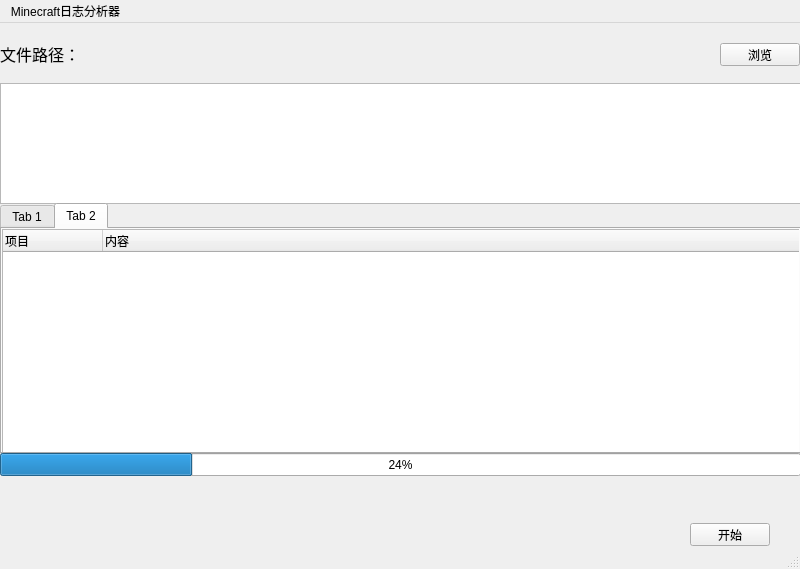
Above: mainwindow.ui from hotaru26710/MCLogAnalyzer before the change. Below: the same form after it.
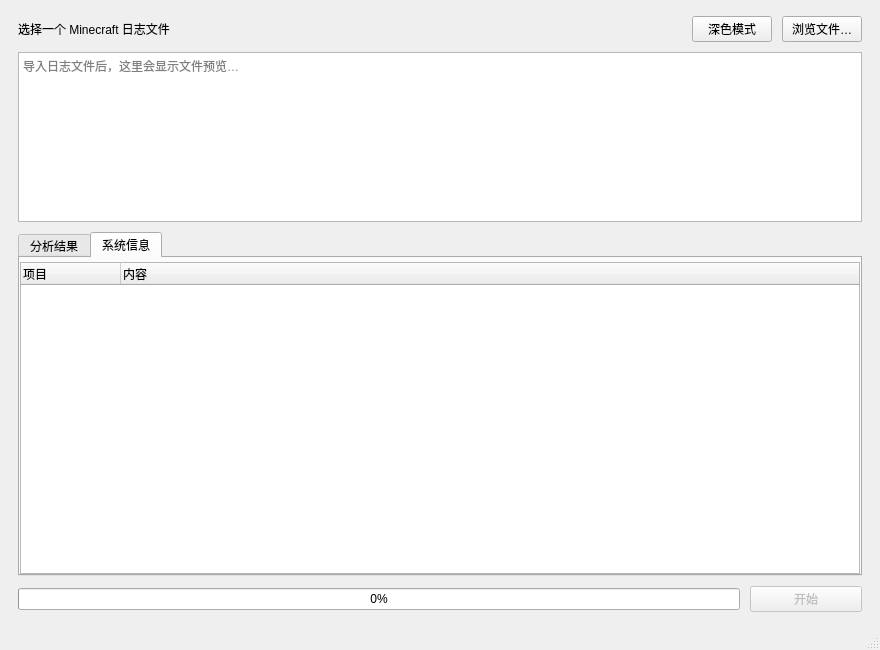
That is the form after the change.

Diff of the .ui file:
```diff
--- a/mainwindow.ui
+++ b/mainwindow.ui
@@ -6,109 +6,120 @@
    <rect>
     <x>0</x>
     <y>0</y>
-    <width>800</width>
-    <height>569</height>
+    <width>880</width>
+    <height>650</height>
    </rect>
   </property>
   <property name="windowTitle">
-   <string>MainWindow</string>
+   <string>Minecraft 日志分析器</string>
   </property>
   <widget class="QWidget" name="centralwidget">
-   <widget class="QPushButton" name="openBtn">
-    <property name="geometry">
-     <rect>
-      <x>720</x>
-      <y>20</y>
-      <width>80</width>
-      <height>23</height>
-     </rect>
+   <layout class="QVBoxLayout" name="rootLayout">
+    <property name="spacing">
+     <number>10</number>
     </property>
-    <property name="text">
-     <string>浏览</string>
+    <property name="leftMargin">
+     <number>18</number>
     </property>
-   </widget>
+    <property name="topMargin">
+     <number>16</number>
+    </property>
+    <property name="rightMargin">
+     <number>18</number>
+    </property>
+    <property name="bottomMargin">
+     <number>16</number>
+    </property>
+    <item>
+     <layout class="QHBoxLayout" name="fileRow">
+      <item>
    <widget class="QLabel" name="fileLabel">
-    <property name="geometry">
-     <rect>
-      <x>0</x>
-      <y>0</y>
-      <width>721</width>
-      <height>61</height>
-     </rect>
-    </property>
-    <property name="font">
-     <font>
-      <pointsize>12</pointsize>
-     </font>
-    </property>
+        <property name="text">
+         <string>选择一个 Minecraft 日志文件</string>
+        </property>
+       </widget>
+      </item>
+      <item>
+       <spacer name="fileSpacer">
+        <property name="orientation">
+         <enum>Qt::Orientation::Horizontal</enum>
+        </property>
+        <property name="sizeHint" stdset="0">
+         <size>
+          <width>40</width>
+          <height>20</height>
+         </size>
+        </property>
+       </spacer>
+      </item>
+      <item>
+       <widget class="QPushButton" name="themeToggle">
     <property name="text">
-     <string>文件路径：</string>
-    </property>
-   </widget>
+         <string>深色模式</string>
+        </property>
+       </widget>
+      </item>
+      <item>
+       <widget class="QPushButton" name="openBtn">
+        <property name="text">
+         <string>浏览文件…</string>
+        </property>
+       </widget>
+      </item>
+     </layout>
+    </item>
+    <item>
    <widget class="QTextEdit" name="logPreview">
-    <property name="geometry">
-     <rect>
-      <x>0</x>
-      <y>60</y>
-      <width>801</width>
-      <height>121</height>
-     </rect>
+      <property name="minimumSize">
+       <size>
+        <width>0</width>
+        <height>120</height>
+       </size>
+      </property>
+      <property name="maximumSize">
+       <size>
+        <width>16777215</width>
+        <height>170</height>
+       </size>
+      </property>
+      <property name="verticalScrollBarPolicy">
+       <enum>Qt::ScrollBarPolicy::ScrollBarAsNeeded</enum>
+      </property>
+      <property name="horizontalScrollBarPolicy">
+       <enum>Qt::ScrollBarPolicy::ScrollBarAsNeeded</enum>
     </property>
     <property name="readOnly">
      <bool>true</bool>
     </property>
-   </widget>
-   <widget class="QPushButton" name="analyzeBtn">
-    <property name="geometry">
-     <rect>
-      <x>690</x>
-      <y>500</y>
-      <width>80</width>
-      <height>23</height>
-     </rect>
-    </property>
-    <property name="text">
-     <string>开始</string>
-    </property>
-   </widget>
-   <widget class="QProgressBar" name="progressBar">
-    <property name="geometry">
-     <rect>
-      <x>0</x>
-      <y>430</y>
-      <width>801</width>
-      <height>23</height>
-     </rect>
-    </property>
-    <property name="value">
-     <number>24</number>
-    </property>
-   </widget>
+      <property name="placeholderText">
+       <string>导入日志文件后，这里会显示文件预览…</string>
+      </property>
+     </widget>
+    </item>
+    <item>
    <widget class="QTabWidget" name="tabWidget">
-    <property name="geometry">
-     <rect>
-      <x>0</x>
-      <y>180</y>
-      <width>801</width>
-      <height>251</height>
-     </rect>
-    </property>
     <property name="currentIndex">
      <number>1</number>
     </property>
     <widget class="QWidget" name="solution">
      <attribute name="title">
-      <string>Tab 1</string>
-     </attribute>
+        <string>分析结果</string>
+       </attribute>
+       <layout class="QVBoxLayout" name="solutionLayout">
+        <property name="leftMargin">
+         <number>0</number>
+        </property>
+        <property name="topMargin">
+         <number>4</number>
+        </property>
+        <property name="rightMargin">
+         <number>0</number>
+        </property>
+        <property name="bottomMargin">
+         <number>0</number>
+        </property>
+        <item>
      <widget class="QTreeWidget" name="resultTree">
-      <property name="geometry">
-       <rect>
-        <x>0</x>
-        <y>0</y>
-        <width>841</width>
-        <height>221</height>
-       </rect>
-      </property>
       <column>
        <property name="text">
         <string>项目</string>
@@ -120,20 +131,28 @@
        </property>
       </column>
      </widget>
+        </item>
+       </layout>
     </widget>
     <widget class="QWidget" name="details">
      <attribute name="title">
-      <string>Tab 2</string>
-     </attribute>
+        <string>系统信息</string>
+       </attribute>
+       <layout class="QVBoxLayout" name="detailsLayout">
+        <property name="leftMargin">
+         <number>0</number>
+        </property>
+        <property name="topMargin">
+         <number>4</number>
+        </property>
+        <property name="rightMargin">
+         <number>0</number>
+        </property>
+        <property name="bottomMargin">
+         <number>0</number>
+        </property>
+        <item>
      <widget class="QTreeWidget" name="detailsTree">
-      <property name="geometry">
-       <rect>
-        <x>0</x>
-        <y>0</y>
-        <width>801</width>
-        <height>231</height>
-       </rect>
-      </property>
       <column>
        <property name="text">
         <string>项目</string>
@@ -144,30 +163,40 @@
         <string>内容</string>
        </property>
       </column>
-      <column>
+         </widget>
+        </item>
+       </layout>
+      </widget>
+     </widget>
+    </item>
+    <item>
+     <layout class="QHBoxLayout" name="bottomRow">
+      <item>
+       <widget class="QProgressBar" name="progressBar">
+        <property name="value">
+         <number>0</number>
+        </property>
+       </widget>
+      </item>
+      <item>
+       <widget class="QPushButton" name="analyzeBtn">
+        <property name="enabled">
+         <bool>false</bool>
+        </property>
+        <property name="minimumSize">
+         <size>
+          <width>112</width>
+          <height>0</height>
+         </size>
+        </property>
        <property name="text">
-        <string/>
-       </property>
-      </column>
-     </widget>
-    </widget>
-   </widget>
-  </widget>
-  <widget class="QMenuBar" name="menubar">
-   <property name="geometry">
-    <rect>
-     <x>0</x>
-     <y>0</y>
-     <width>800</width>
-     <height>20</height>
-    </rect>
-   </property>
-   <widget class="QMenu" name="menuMinecraft">
-    <property name="title">
-     <string>Minecraft日志分析器</string>
-    </property>
-   </widget>
-   <addaction name="menuMinecraft"/>
+         <string>开始</string>
+        </property>
+       </widget>
+      </item>
+     </layout>
+    </item>
+   </layout>
   </widget>
   <widget class="QStatusBar" name="statusbar"/>
  </widget>
```
Lines whose indentation alone changed are shown as unchanged.
